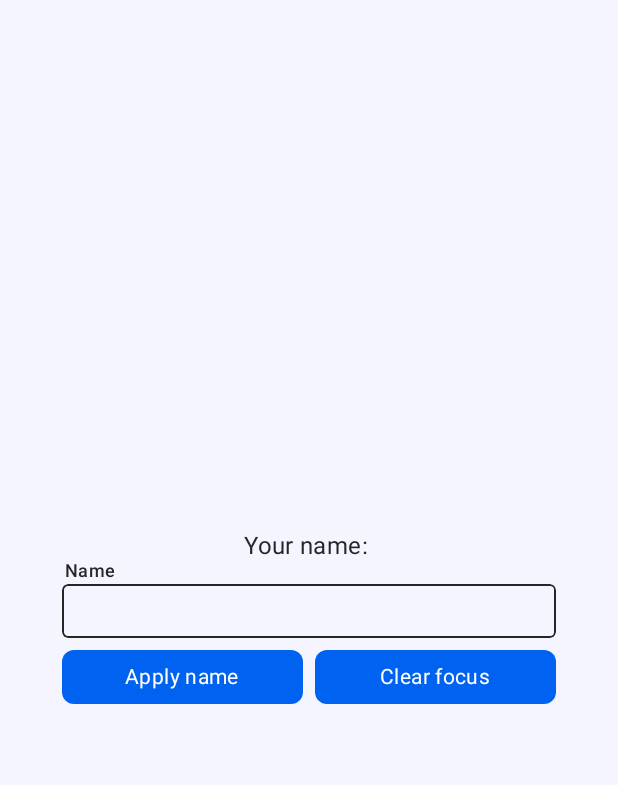
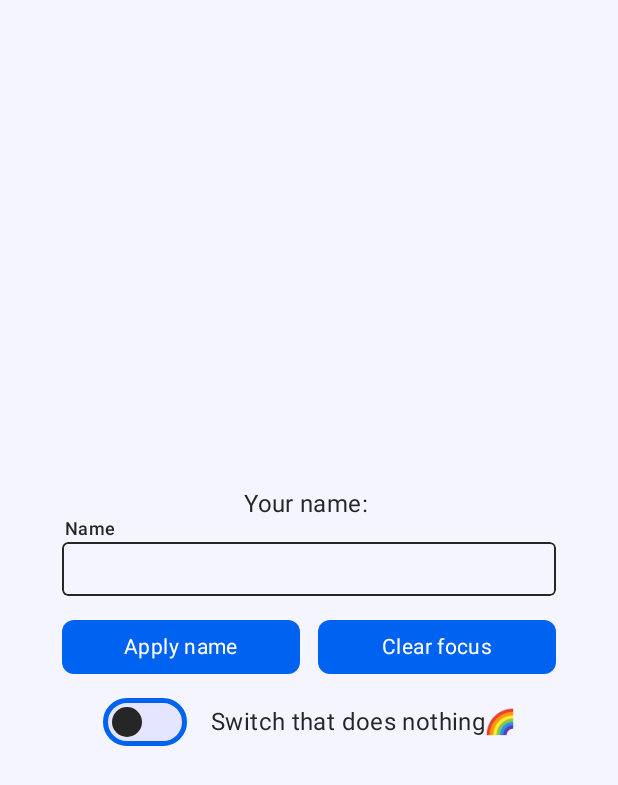
Before and after one commit to sal1r/MyUI, an Android app built with Jetpack Compose: the screen it shows after launch (MainActivity), on a phone screen of 412 x 824 dp. Shown: the top 785 px of the screen. Run offline under Robolectric (Android 15) with nearby library versions, the phone set to English and light mode, and no system bars.

Commit message:
feat: реализован элемент Switch

```diff
--- a/app/src/main/kotlin/com/salir/notic/MyPreview.kt
+++ b/app/src/main/kotlin/com/salir/notic/MyPreview.kt
@@ -7,6 +7,7 @@ import androidx.compose.foundation.layout.Row
 import androidx.compose.foundation.layout.Spacer
 import androidx.compose.foundation.layout.fillMaxSize
 import androidx.compose.foundation.layout.fillMaxWidth
+import androidx.compose.foundation.layout.height
 import androidx.compose.foundation.layout.padding
 import androidx.compose.foundation.layout.width
 import androidx.compose.runtime.Composable
@@ -20,6 +21,7 @@ import androidx.compose.ui.platform.LocalFocusManager
 import androidx.compose.ui.tooling.preview.Preview
 import androidx.compose.ui.unit.dp
 import com.salir.myui.components.Button
+import com.salir.myui.components.Switch
 import com.salir.myui.components.Text
 import com.salir.myui.components.TextField
 import com.salir.myui.theme.AppTheme
@@ -31,6 +33,7 @@ fun MyPreview() {
 
     var name by remember { mutableStateOf("") }
     var applyedName by remember { mutableStateOf("") }
+    var isActive by remember { mutableStateOf(false) }
 
     Column(
         modifier = Modifier.fillMaxWidth(0.8f),
@@ -48,9 +51,9 @@ fun MyPreview() {
             modifier = Modifier.fillMaxWidth()
         )
 
-        Row(
-            modifier = Modifier.padding(top = 8.dp)
-        ) {
+        Spacer(modifier = Modifier.height(16.dp))
+
+        Row {
             Button(
                 modifier = Modifier.weight(1f),
                 onClick = {
@@ -62,7 +65,7 @@ fun MyPreview() {
                 )
             }
 
-            Spacer(modifier = Modifier.width(8.dp))
+            Spacer(modifier = Modifier.width(12.dp))
 
             Button(
                 modifier = Modifier.weight(1f),
@@ -74,6 +77,25 @@ fun MyPreview() {
                     text = "Clear focus"
                 )
             }
+        }
+
+        Spacer(modifier = Modifier.height(16.dp))
+
+        Row(
+            verticalAlignment = Alignment.CenterVertically
+        ) {
+            Switch(
+                isActive = isActive
+            ) {
+                isActive = it
+            }
+
+            Spacer(modifier = Modifier.width(16.dp))
+
+            Text(
+                text = "Switch that does nothing🌈",
+                textStyle = Theme.typo.title
+            )
         }
     }
 }
--- /dev/null
+++ b/myui/src/main/kotlin/com/salir/myui/components/Swith.kt
@@ -0,0 +1,78 @@
+package com.salir.myui.components
+
+import androidx.compose.animation.animateColorAsState
+import androidx.compose.animation.core.animateDpAsState
+import androidx.compose.foundation.background
+import androidx.compose.foundation.border
+import androidx.compose.foundation.clickable
+import androidx.compose.foundation.interaction.MutableInteractionSource
+import androidx.compose.foundation.layout.Box
+import androidx.compose.foundation.layout.offset
+import androidx.compose.foundation.layout.padding
+import androidx.compose.foundation.layout.size
+import androidx.compose.foundation.layout.width
+import androidx.compose.foundation.shape.CircleShape
+import androidx.compose.runtime.Composable
+import androidx.compose.runtime.getValue
+import androidx.compose.runtime.mutableStateOf
+import androidx.compose.runtime.remember
+import androidx.compose.runtime.setValue
+import androidx.compose.ui.Alignment
+import androidx.compose.ui.Modifier
+import androidx.compose.ui.draw.clip
+import androidx.compose.ui.tooling.preview.Preview
+import androidx.compose.ui.unit.IntOffset
+import androidx.compose.ui.unit.dp
+import com.salir.myui.theme.AppTheme
+import com.salir.myui.theme.Theme
+
+@Composable
+fun Switch(
+    isActive: Boolean,
+    onActiveChanged: (Boolean) -> Unit
+) {
+    Box(
+        modifier = Modifier
+            .border(width = 3.dp, color = Theme.colors.primary, shape = CircleShape)
+            .clip(CircleShape)
+            .background(Theme.colors.container)
+            .clickable(onClick = { onActiveChanged(!isActive) }, interactionSource = remember { MutableInteractionSource() }, indication = null)
+            .padding(4.dp)
+            .width(48.dp)
+    ) {
+        val xOffset by animateDpAsState(targetValue = if (isActive) 24.dp else 0.dp)
+        val color by animateColorAsState(if (isActive) Theme.colors.primary else Theme.colors.onBackground)
+
+        Box(
+            modifier = Modifier
+                .offset {
+                    IntOffset(
+                        x = xOffset.roundToPx(),
+                        y = 0
+                    )
+                }
+                .size(24.dp),
+            contentAlignment = Alignment.Center
+        ) {
+            Box(
+                modifier = Modifier
+                    .size(20.dp)
+                    .clip(CircleShape)
+                    .background(color)
+            )
+        }
+    }
+}
+
+
+@Preview
+@Composable
+private fun SwitchPreview() {
+    var isActive by remember { mutableStateOf(false) }
+    AppTheme {
+        Switch(
+            isActive = isActive,
+            onActiveChanged = { isActive = it }
+        )
+    }
+}
```
